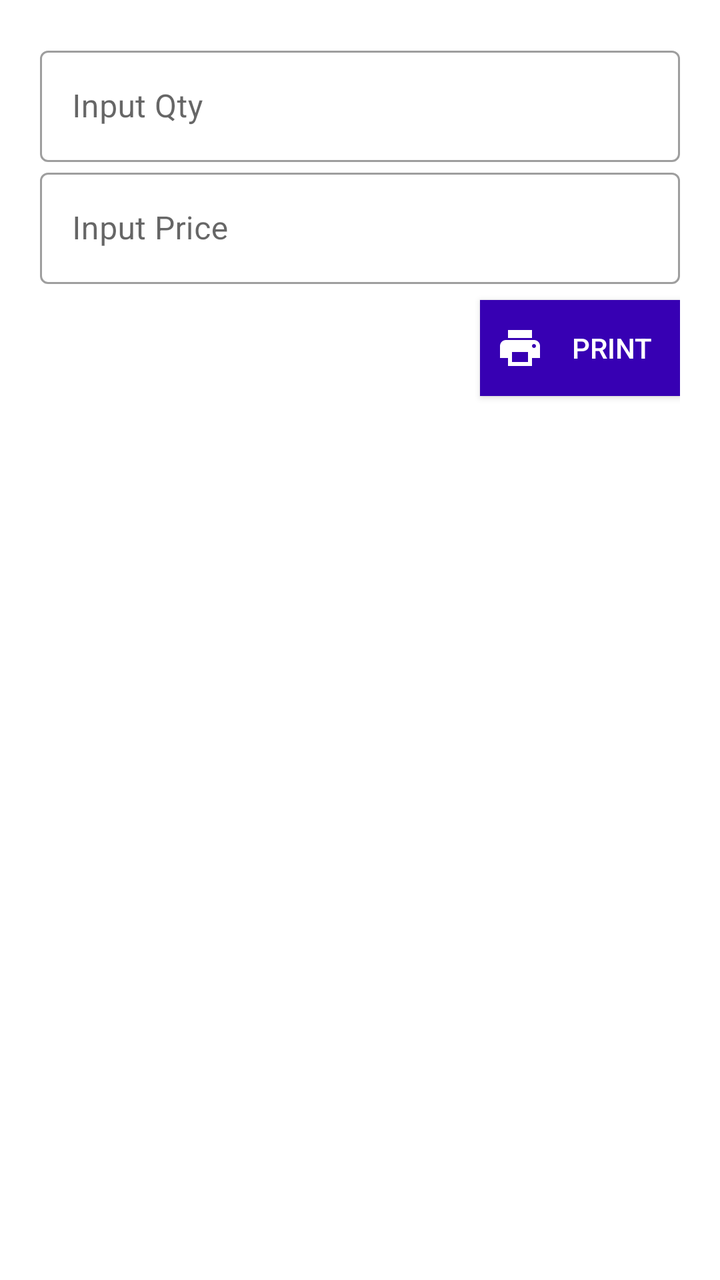
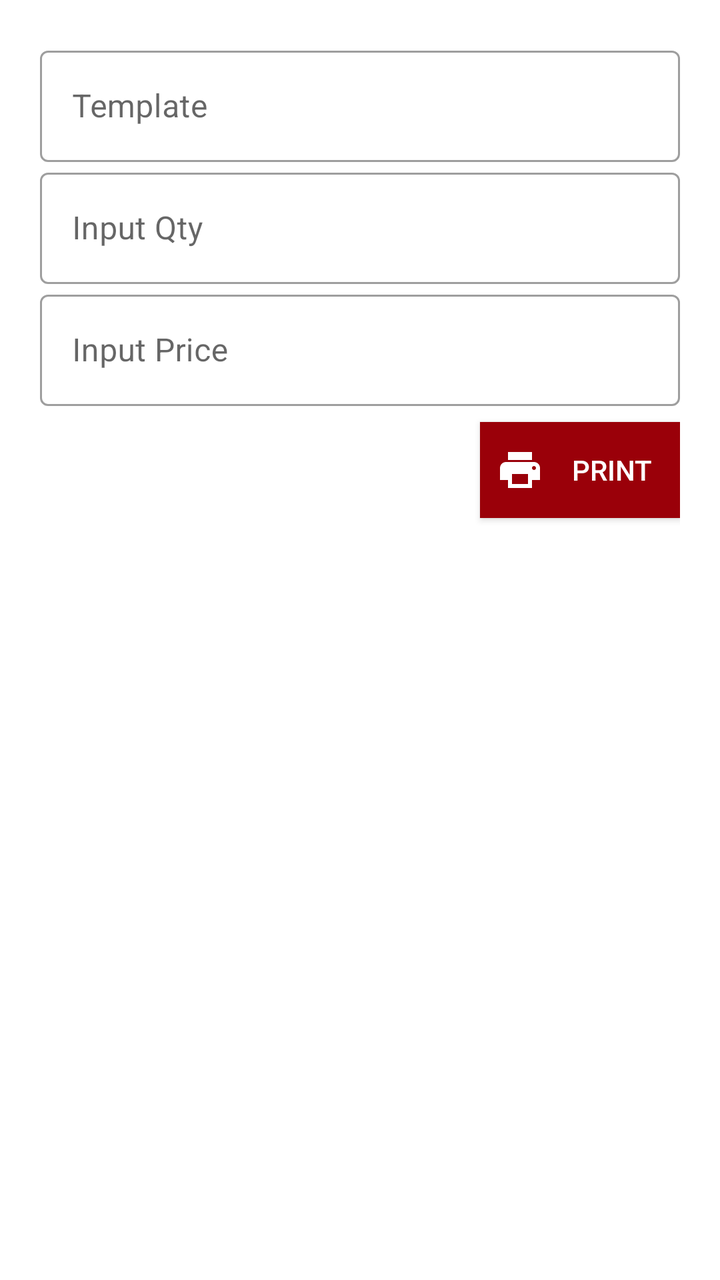

Compare the two renders of this Android layout. The source of the first and the diff that turns it into the second are given below.
<!-- AndroidManifest.xml: application theme Theme.MAPZebraPrinter -->
<!-- res/layout/activity_manual.xml -->
<?xml version="1.0" encoding="utf-8"?>
<androidx.constraintlayout.widget.ConstraintLayout xmlns:android="http://schemas.android.com/apk/res/android"
    xmlns:app="http://schemas.android.com/apk/res-auto"
    xmlns:tools="http://schemas.android.com/tools"
    android:id="@+id/main"
    android:layout_width="match_parent"
    android:layout_height="match_parent"
    android:layout_marginTop="84dp"
    android:padding="20dp"
    tools:context=".view.ManualActivity">

    <ImageView
        android:id="@+id/iv_template"
        android:layout_width="150dp"
        android:layout_height="wrap_content"
        android:adjustViewBounds="true"
        android:contentDescription="@string/template"
        android:scaleType="fitXY"
        app:layout_constraintEnd_toEndOf="parent"
        app:layout_constraintStart_toStartOf="parent"
        app:layout_constraintTop_toTopOf="parent" />

    <com.google.android.material.textfield.TextInputLayout
        android:id="@+id/til_qty"
        style="@style/Widget.MaterialComponents.TextInputLayout.OutlinedBox"
        android:layout_width="match_parent"
        android:layout_height="wrap_content"
        android:hint="@string/input_qty"
        app:layout_constraintTop_toBottomOf="@id/iv_template">

        <com.google.android.material.textfield.TextInputEditText
            android:id="@+id/et_qty"
            android:layout_width="match_parent"
            android:layout_height="wrap_content"
            android:inputType="number" />
    </com.google.android.material.textfield.TextInputLayout>

    <com.google.android.material.textfield.TextInputLayout
        android:id="@+id/til_price"
        style="@style/Widget.MaterialComponents.TextInputLayout.OutlinedBox"
        android:layout_width="match_parent"
        android:layout_height="wrap_content"
        android:hint="@string/input_price"
        app:layout_constraintTop_toBottomOf="@id/til_qty">

        <com.google.android.material.textfield.TextInputEditText
            android:id="@+id/et_price"
            android:layout_width="match_parent"
            android:layout_height="wrap_content"
            android:inputType="textNoSuggestions" />
    </com.google.android.material.textfield.TextInputLayout>

    <androidx.appcompat.widget.AppCompatButton
        android:id="@+id/btn_print"
        android:layout_width="100dp"
        android:layout_height="wrap_content"
        android:layout_marginTop="8dp"
        android:background="@color/purple_700"
        android:drawableStart="@drawable/baseline_print_24"
        android:drawablePadding="8dp"
        android:drawableTint="@color/white"
        android:padding="8dp"
        android:text="@string/print"
        android:textColor="@color/white"
        app:layout_constraintEnd_toEndOf="parent"
        app:layout_constraintTop_toBottomOf="@+id/til_price" />

</androidx.constraintlayout.widget.ConstraintLayout>
<!-- resources referenced by this layout -->
<resources>
  <color name="purple_700">#FF3700B3</color>
  <color name="white">#FFFFFFFF</color>
  <!-- drawable baseline_print_24 (drawable) -->
  <vector xmlns:android="http://schemas.android.com/apk/res/android" android:height="24dp" android:tint="#FF9191" android:viewportHeight="24" android:viewportWidth="24" android:width="24dp">
        
      <path android:fillColor="@android:color/white" android:pathData="M19,8L5,8c-1.66,0 -3,1.34 -3,3v6h4v4h12v-4h4v-6c0,-1.66 -1.34,-3 -3,-3zM16,19L8,19v-5h8v5zM19,12c-0.55,0 -1,-0.45 -1,-1s0.45,-1 1,-1 1,0.45 1,1 -0.45,1 -1,1zM18,3L6,3v4h12L18,3z"/>
      
  </vector>
  <string name="input_price">Input Price</string>
  <string name="input_qty">Input Qty</string>
  <string name="print">Print</string>
  <string name="template">Template</string>
  <style name="Theme.MAPZebraPrinter" parent="Theme.MaterialComponents.DayNight.DarkActionBar">
          
          <item name="colorPrimary">@color/purple_500</item>
          <item name="colorPrimaryVariant">@color/purple_700</item>
          <item name="colorOnPrimary">@color/white</item>
          
          <item name="colorSecondary">@color/teal_200</item>
          <item name="colorSecondaryVariant">@color/teal_700</item>
          <item name="colorOnSecondary">@color/black</item>
          
          <item name="android:statusBarColor">?attr/colorPrimaryVariant</item>
          
      </style>
  <color name="purple_500">#FF6200EE</color>
  <color name="teal_200">#FF03DAC5</color>
  <color name="teal_700">#FF018786</color>
  <color name="black">#FF000000</color>
</resources>

<!-- the commit's change to res/layout/activity_manual.xml (unified diff, before → after) -->
@@ -9,16 +9,22 @@
     android:padding="20dp"
     tools:context=".view.ManualActivity">
 
-    <ImageView
-        android:id="@+id/iv_template"
-        android:layout_width="150dp"
+    <com.google.android.material.textfield.TextInputLayout
+        android:id="@+id/til_template"
+        style="@style/Widget.MaterialComponents.TextInputLayout.OutlinedBox"
+        android:layout_width="match_parent"
         android:layout_height="wrap_content"
-        android:adjustViewBounds="true"
-        android:contentDescription="@string/template"
-        android:scaleType="fitXY"
-        app:layout_constraintEnd_toEndOf="parent"
-        app:layout_constraintStart_toStartOf="parent"
-        app:layout_constraintTop_toTopOf="parent" />
+        android:hint="Template"
+        app:layout_constraintTop_toTopOf="parent">
+
+        <com.google.android.material.textfield.TextInputEditText
+            android:id="@+id/et_template"
+            android:layout_width="match_parent"
+            android:layout_height="wrap_content"
+            android:enabled="false"
+            android:imeOptions="actionDone"
+            android:singleLine="true" />
+    </com.google.android.material.textfield.TextInputLayout>
 
     <com.google.android.material.textfield.TextInputLayout
         android:id="@+id/til_qty"
@@ -26,7 +32,7 @@
         android:layout_width="match_parent"
         android:layout_height="wrap_content"
         android:hint="@string/input_qty"
-        app:layout_constraintTop_toBottomOf="@id/iv_template">
+        app:layout_constraintTop_toBottomOf="@id/til_template">
 
         <com.google.android.material.textfield.TextInputEditText
             android:id="@+id/et_qty"
@@ -47,7 +53,7 @@
             android:id="@+id/et_price"
             android:layout_width="match_parent"
             android:layout_height="wrap_content"
-            android:inputType="textNoSuggestions" />
+            android:inputType="number" />
     </com.google.android.material.textfield.TextInputLayout>
 
     <androidx.appcompat.widget.AppCompatButton
@@ -55,7 +61,7 @@
         android:layout_width="100dp"
         android:layout_height="wrap_content"
         android:layout_marginTop="8dp"
-        android:background="@color/purple_700"
+        android:background="@color/primary_color"
         android:drawableStart="@drawable/baseline_print_24"
         android:drawablePadding="8dp"
         android:drawableTint="@color/white"
<!-- resource entries referenced after the edit -->
@@ -1,5 +1,6 @@
 <!-- resources referenced by this layout -->
 <resources>
+  <color name="primary_color">#9A0009</color>
   <color name="purple_700">#FF3700B3</color>
   <color name="white">#FFFFFFFF</color>
   <!-- drawable baseline_print_24 (drawable) -->
@@ -11,10 +12,9 @@
   <string name="input_price">Input Price</string>
   <string name="input_qty">Input Qty</string>
   <string name="print">Print</string>
-  <string name="template">Template</string>
   <style name="Theme.MAPZebraPrinter" parent="Theme.MaterialComponents.DayNight.DarkActionBar">
           
-          <item name="colorPrimary">@color/purple_500</item>
+          <item name="colorPrimary">@color/primary_color</item>
           <item name="colorPrimaryVariant">@color/purple_700</item>
           <item name="colorOnPrimary">@color/white</item>
           
@@ -25,7 +25,6 @@
           <item name="android:statusBarColor">?attr/colorPrimaryVariant</item>
           
       </style>
-  <color name="purple_500">#FF6200EE</color>
   <color name="teal_200">#FF03DAC5</color>
   <color name="teal_700">#FF018786</color>
   <color name="black">#FF000000</color>
